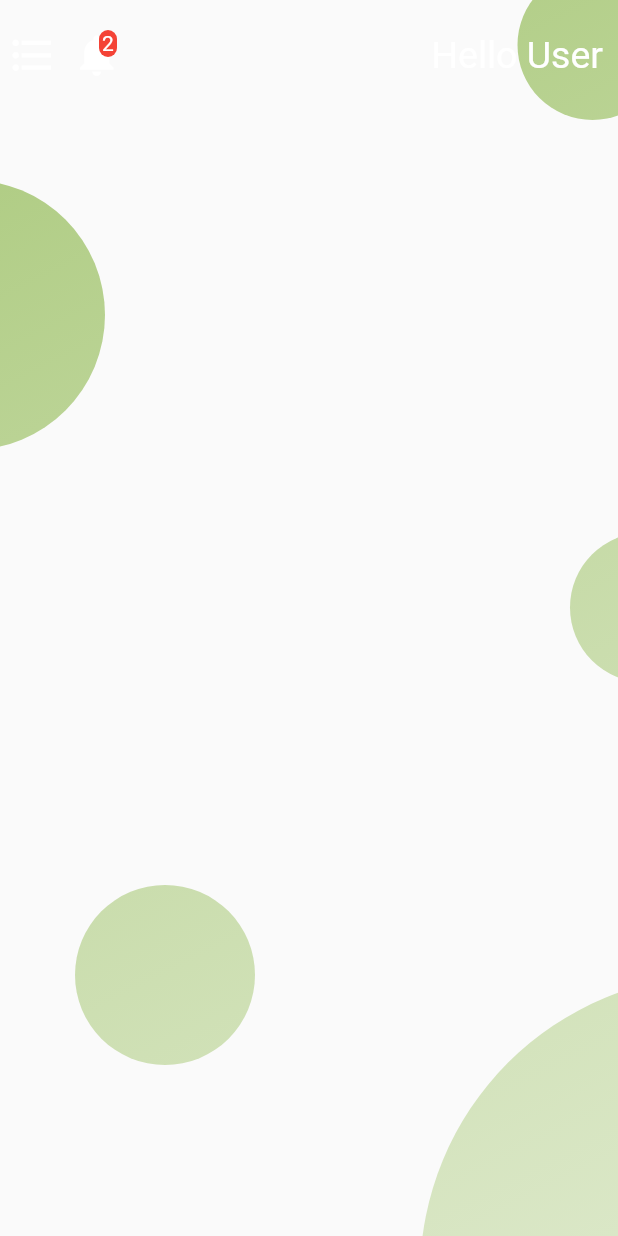
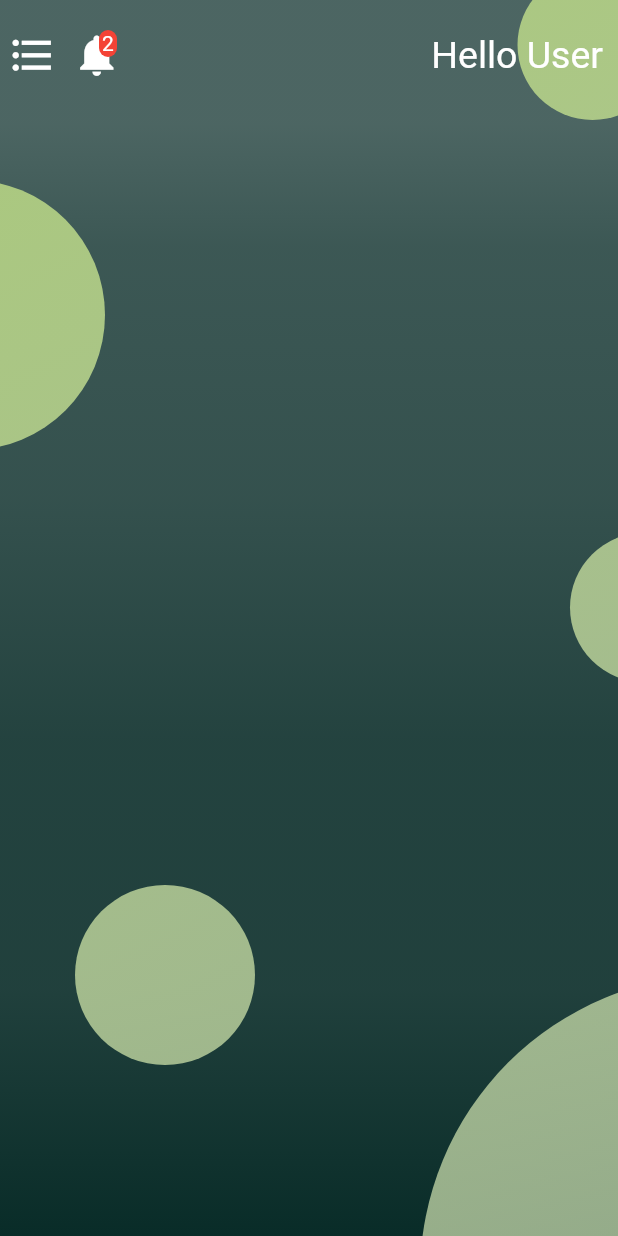
Before and after one commit to m0hit-kumar/App_ui, a Flutter app: the screen it shows after launch, on a phone screen of 412 x 824 dp. Run offline on Flutter 3.47's test engine with Material 2 defaults, Android fonts, the phone set to English and light mode, and no system bars; our stand-ins replace fluttertoast; missing offline and left inert: keyboard_visibility.

Commit message:
background.dart resolved

```diff
--- a/lib/background.dart
+++ b/lib/background.dart
@@ -9,23 +9,6 @@ class backImage extends StatelessWidget{
   @override
   Widget build(BuildContext context) {
     return Container(
-      decoration: BoxDecoration(
-          gradient: LinearGradient(
-              begin: Alignment.topCenter,
-              end: Alignment.bottomCenter,
-              stops:[0.1, 0.2, 0.4, 0.6,0.8,1.0],
-              colors: [
-
-                backGround.withOpacity(0.72),
-                backGround.withOpacity(0.79),
-                backGround.withOpacity(0.82),
-                backGround.withOpacity(0.89),
-                backGround.withOpacity(0.9),
-                backGround,
-              ]
-          )
-      ),
-
       child: Container(
         child: CustomPaint(
           painter: DrawFig(),
@@ -74,3 +57,26 @@ class DrawFig extends CustomPainter{
     return false;
   }
 }
+
+class linear extends StatelessWidget {
+  @override
+  Widget build(BuildContext context) {
+    return Container(decoration: BoxDecoration(
+        gradient: LinearGradient(
+            begin: Alignment.topCenter,
+            end: Alignment.bottomCenter,
+            stops:[0.1, 0.2, 0.4, 0.6,0.8,1.0],
+            colors: [
+
+              backGround.withOpacity(0.72),
+              backGround.withOpacity(0.79),
+              backGround.withOpacity(0.82),
+              backGround.withOpacity(0.89),
+              backGround.withOpacity(0.9),
+              backGround,
+            ]
+        )
+    ),
+    );
+  }
+}
--- a/lib/mainpage.dart
+++ b/lib/mainpage.dart
@@ -14,6 +14,9 @@ class _mainPageState extends State<mainPage> {
       home: Scaffold(
         body: Stack(
           children: [
+            Container(
+              child: linear(),
+            ),
             backImage(),
             SingleChildScrollView(
               child:Container(
```
